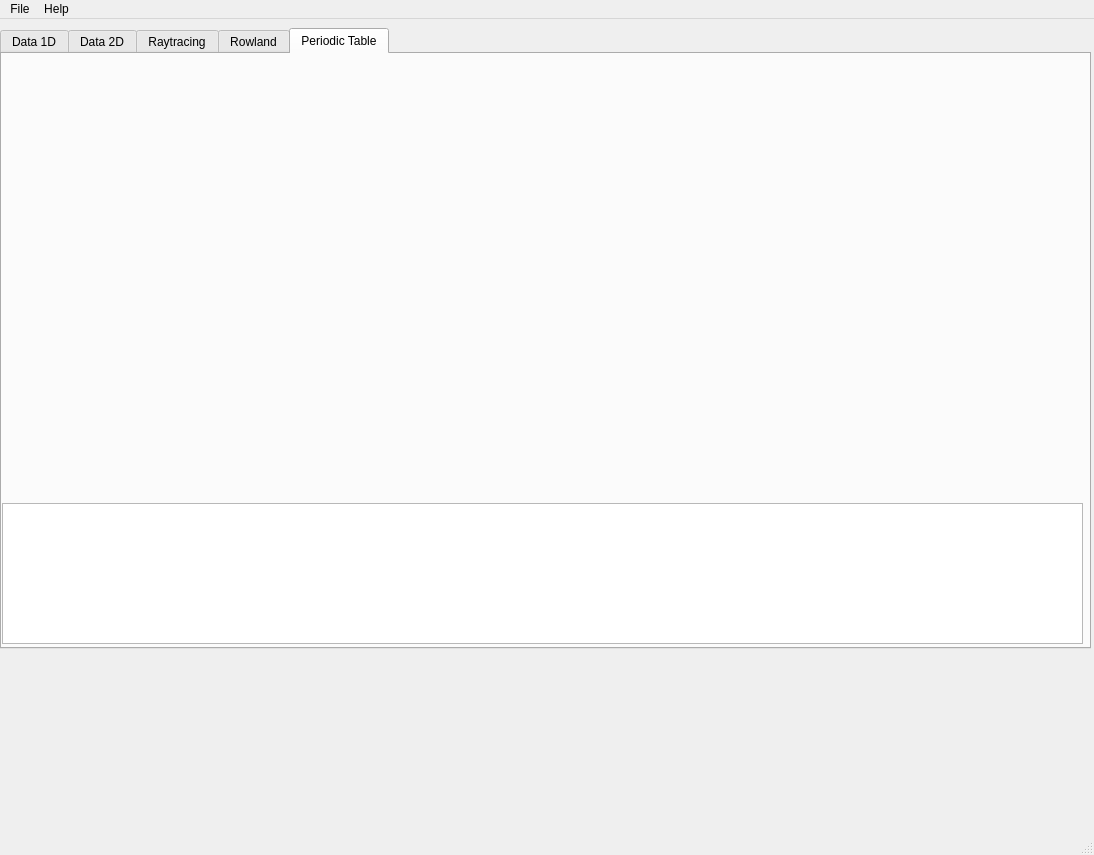
Old version of the form sloth/resources/gui/uis/sloth_main.ui in the repository maurov/xraysloth.
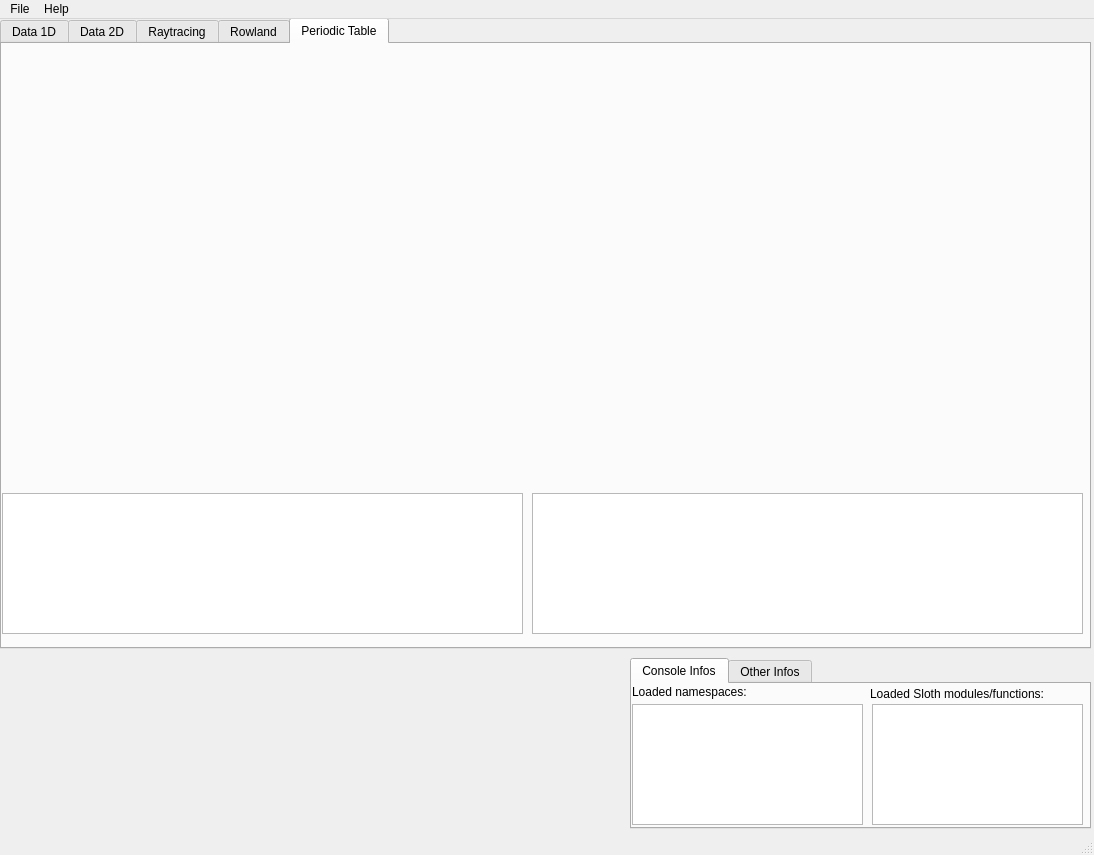
New version of the form. The open tabs and pages were chosen to show the change. Icons and pictures are not drawn.

```diff
--- a/sloth/resources/gui/uis/sloth_main.ui
+++ b/sloth/resources/gui/uis/sloth_main.ui
@@ -28,9 +28,9 @@
     <property name="geometry">
      <rect>
       <x>0</x>
-      <y>9</y>
+      <y>-1</y>
       <width>1091</width>
-      <height>621</height>
+      <height>631</height>
      </rect>
     </property>
     <layout class="QVBoxLayout" name="tabLayout">
@@ -195,13 +195,28 @@
           <rect>
            <x>0</x>
            <y>449</y>
-           <width>1081</width>
+           <width>521</width>
            <height>141</height>
           </rect>
          </property>
          <layout class="QVBoxLayout" name="verticalLayout_2">
           <item>
-           <widget class="QListView" name="periodicTableView"/>
+           <widget class="QListWidget" name="ptInfoListWidget"/>
+          </item>
+         </layout>
+        </widget>
+        <widget class="QWidget" name="verticalLayoutWidget_5">
+         <property name="geometry">
+          <rect>
+           <x>530</x>
+           <y>449</y>
+           <width>551</width>
+           <height>141</height>
+          </rect>
+         </property>
+         <layout class="QVBoxLayout" name="verticalLayout">
+          <item>
+           <widget class="QListWidget" name="listWidget_2"/>
           </item>
          </layout>
         </widget>
@@ -215,12 +230,97 @@
      <rect>
       <x>0</x>
       <y>639</y>
-      <width>1091</width>
+      <width>621</width>
       <height>171</height>
      </rect>
     </property>
     <layout class="QVBoxLayout" name="consoleLayout"/>
    </widget>
+   <widget class="QWidget" name="horizontalLayoutWidget_3">
+    <property name="geometry">
+     <rect>
+      <x>630</x>
+      <y>639</y>
+      <width>461</width>
+      <height>171</height>
+     </rect>
+    </property>
+    <layout class="QHBoxLayout" name="consoleInfoLayout">
+     <item>
+      <widget class="QTabWidget" name="infoTabWidget">
+       <property name="currentIndex">
+        <number>0</number>
+       </property>
+       <widget class="QWidget" name="tabInfoConsole">
+        <attribute name="title">
+         <string>Console Infos</string>
+        </attribute>
+        <widget class="QListWidget" name="tabInfoListWidget">
+         <property name="geometry">
+          <rect>
+           <x>0</x>
+           <y>20</y>
+           <width>231</width>
+           <height>121</height>
+          </rect>
+         </property>
+        </widget>
+        <widget class="QListWidget" name="slothInfoListWidget">
+         <property name="geometry">
+          <rect>
+           <x>240</x>
+           <y>20</y>
+           <width>211</width>
+           <height>121</height>
+          </rect>
+         </property>
+        </widget>
+        <widget class="QLabel" name="label">
+         <property name="geometry">
+          <rect>
+           <x>0</x>
+           <y>0</y>
+           <width>231</width>
+           <height>16</height>
+          </rect>
+         </property>
+         <property name="text">
+          <string>Loaded namespaces:</string>
+         </property>
+        </widget>
+        <widget class="QLabel" name="label_2">
+         <property name="geometry">
+          <rect>
+           <x>238</x>
+           <y>0</y>
+           <width>211</width>
+           <height>20</height>
+          </rect>
+         </property>
+         <property name="text">
+          <string>Loaded Sloth modules/functions:</string>
+         </property>
+        </widget>
+       </widget>
+       <widget class="QWidget" name="tabInfo2">
+        <attribute name="title">
+         <string>Other Infos</string>
+        </attribute>
+        <widget class="QListView" name="tabInfo2ListView">
+         <property name="geometry">
+          <rect>
+           <x>0</x>
+           <y>0</y>
+           <width>481</width>
+           <height>141</height>
+          </rect>
+         </property>
+        </widget>
+       </widget>
+      </widget>
+     </item>
+    </layout>
+   </widget>
   </widget>
   <widget class="QMenuBar" name="menubar">
    <property name="geometry">
```
Left out of the diff: 19 changed lines with no effect on the pictures.
